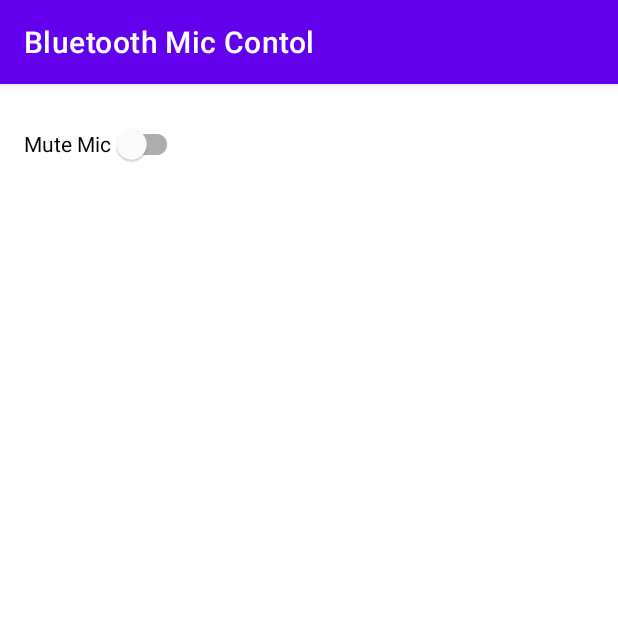
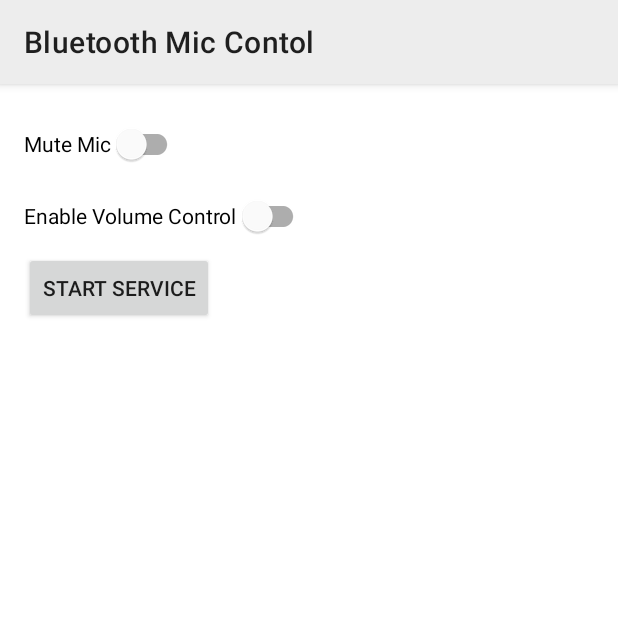
Before and after one commit to wiskiw/RemoveMicControl, an Android app: the screen it shows after launch (MainActivity), on a phone screen of 412 x 824 dp, the top half of it. Run offline under Robolectric (Android 15) with nearby library versions, the phone set to English and light mode, and no system bars; libraries missing offline, so code that uses them is left out: by.kirich1409.viewbindingdelegate; 5 statements that could not run were skipped.

Commit message:
Bugfix, ui improvements

```diff
--- a/android-app/app/src/main/AndroidManifest.xml
+++ b/android-app/app/src/main/AndroidManifest.xml
@@ -37,6 +37,7 @@
         </service>
 
         <receiver android:name=".service.MicVolumeControlToggleReceiver" />
+        <receiver android:name=".service.DismissControlsNotificationReceiver" />
 
     </application>
 
--- a/android-app/app/src/main/java/dev/wiskiw/bluetoothmiccontol/App.kt
+++ b/android-app/app/src/main/java/dev/wiskiw/bluetoothmiccontol/App.kt
@@ -1,13 +1,8 @@
 package dev.wiskiw.bluetoothmiccontol
 
 import android.app.Application
-import android.content.Intent
-import android.content.IntentFilter
-import android.media.MediaPlayer
 import dev.wiskiw.bluetoothmiccontol.di.appModule
 import dev.wiskiw.bluetoothmiccontol.di.viewModel
-import dev.wiskiw.bluetoothmiccontol.service.ControlsHandlerService
-import dev.wiskiw.bluetoothmiccontol.service.VolumeChangedReceiver
 import org.koin.android.ext.koin.androidContext
 import org.koin.android.ext.koin.androidLogger
 import org.koin.core.context.startKoin
@@ -23,7 +18,6 @@ class App : Application() {
         super.onCreate()
 
         setupDi()
-        setupMediaControlsWatcher()
     }
 
     private fun setupDi() {
@@ -35,17 +29,4 @@ class App : Application() {
             )
         }
     }
-
-    private fun setupMediaControlsWatcher() {
-        val startServiceIntent = Intent(this, ControlsHandlerService::class.java)
-        startForegroundService(startServiceIntent)
-
-        // https://stackoverflow.com/a/67796162
-        val mediaPlayer: MediaPlayer = MediaPlayer.create(this, R.raw.silence)
-//        mediaPlayer.isLooping = true
-        mediaPlayer.setOnCompletionListener { it.release() }
-        mediaPlayer.start()
-    }
-
-
 }
--- a/android-app/app/src/main/java/dev/wiskiw/bluetoothmiccontol/service/ControlActionHandler.kt
+++ b/android-app/app/src/main/java/dev/wiskiw/bluetoothmiccontol/service/ControlActionHandler.kt
@@ -4,5 +4,5 @@ import dev.wiskiw.bluetoothmiccontol.data.model.ControlAction
 
 interface ControlActionHandler {
 
-    fun handleAction(action: ControlAction)
+    fun handleAction(action: ControlAction): Boolean
 }
--- a/android-app/app/src/main/java/dev/wiskiw/bluetoothmiccontol/ui/main/MainViewModel.kt
+++ b/android-app/app/src/main/java/dev/wiskiw/bluetoothmiccontol/ui/main/MainViewModel.kt
@@ -15,13 +15,27 @@ class MainViewModel(
     private val _isMicOffFlow = MutableStateFlow(false)
     val isMicOffFlow = _isMicOffFlow.asStateFlow()
 
+    private val _isVolumeMicControlEnabledFlow = MutableStateFlow(false)
+    val isVolumeMicControlEnabledFlow = _isVolumeMicControlEnabledFlow.asStateFlow()
+
     init {
         micControlUseCase.getMicOffFlow()
             .onEach { _isMicOffFlow.value = it }
+            .launchIn(viewModelScope)
+
+        micControlUseCase.getVolumeMicControlEnabledFlow()
+            .onEach { _isVolumeMicControlEnabledFlow.value = it }
             .launchIn(viewModelScope)
     }
 
     fun onMuteMicSwitched(isChecked: Boolean) {
         micControlUseCase.muteMic(mute = isChecked)
     }
+
+    fun onEnableVolumeControlSwitched(isChecked: Boolean) {
+        micControlUseCase.setVolumeMicControlEnabled(enabled = isChecked)
+        if (!isChecked) {
+            micControlUseCase.muteMic(mute = false)
+        }
+    }
 }
--- a/android-app/app/src/main/res/layout/fragment_main.xml
+++ b/android-app/app/src/main/res/layout/fragment_main.xml
@@ -17,4 +17,21 @@
         app:layout_constraintTop_toTopOf="parent"
         tools:ignore="HardcodedText" />
 
+    <com.google.android.material.switchmaterial.SwitchMaterial
+        android:id="@+id/enableVolumeControlSwitch"
+        android:layout_width="wrap_content"
+        android:layout_height="wrap_content"
+        android:text="Enable Volume Control"
+        app:layout_constraintStart_toStartOf="parent"
+        app:layout_constraintTop_toBottomOf="@+id/muteMicSwitch"
+        tools:ignore="HardcodedText" />
+
+    <androidx.appcompat.widget.AppCompatButton
+        android:id="@+id/startServiceButton"
+        android:layout_width="wrap_content"
+        android:layout_height="wrap_content"
+        android:text="Start Service"
+        app:layout_constraintStart_toStartOf="parent"
+        app:layout_constraintTop_toBottomOf="@id/enableVolumeControlSwitch" />
+
 </androidx.constraintlayout.widget.ConstraintLayout>
--- a/android-app/app/src/main/res/values-night/themes.xml
+++ /dev/null
@@ -1,16 +0,0 @@
-<resources xmlns:tools="http://schemas.android.com/tools">
-    <!-- Base application theme. -->
-    <style name="Theme.BluetoothMicContol" parent="Theme.MaterialComponents.DayNight.DarkActionBar">
-        <!-- Primary brand color. -->
-        <item name="colorPrimary">@color/purple_200</item>
-        <item name="colorPrimaryVariant">@color/purple_700</item>
-        <item name="colorOnPrimary">@color/black</item>
-        <!-- Secondary brand color. -->
-        <item name="colorSecondary">@color/teal_200</item>
-        <item name="colorSecondaryVariant">@color/teal_200</item>
-        <item name="colorOnSecondary">@color/black</item>
-        <!-- Status bar color. -->
-        <item name="android:statusBarColor" tools:targetApi="l">?attr/colorPrimaryVariant</item>
-        <!-- Customize your theme here. -->
-    </style>
-</resources>
--- a/android-app/app/src/main/res/values/colors.xml
+++ b/android-app/app/src/main/res/values/colors.xml
@@ -1,10 +1,10 @@
 <?xml version="1.0" encoding="utf-8"?>
 <resources>
-    <color name="purple_200">#FFBB86FC</color>
-    <color name="purple_500">#FF6200EE</color>
-    <color name="purple_700">#FF3700B3</color>
-    <color name="teal_200">#FF03DAC5</color>
-    <color name="teal_700">#FF018786</color>
+    <color name="grey_300">#ededed</color>
+    <color name="grey_800">#424242</color>
+    <color name="blue_grey_700">#546e7a</color>
+
+
     <color name="black">#FF000000</color>
     <color name="white">#FFFFFFFF</color>
 </resources>
--- a/android-app/app/src/main/res/values/strings.xml
+++ b/android-app/app/src/main/res/values/strings.xml
@@ -3,7 +3,8 @@
 
     <string name="mic_control_notification_channel">Mic Controls Notifications</string>
     <string name="mic_control_notification_title">Mic Control</string>
-    <string name="mic_control_notification_message">…</string>
+    <string name="mic_control_notification_message_enabled">Volume mic control enabled</string>
+    <string name="mic_control_notification_message_disabled">Volume mic control disabled</string>
     <string name="mic_control_notification_action_enable_volume_control">Enable</string>
     <string name="mic_control_notification_action_disable_volume_control">Disable</string>
 </resources>
--- a/android-app/app/src/main/res/values/themes.xml
+++ b/android-app/app/src/main/res/values/themes.xml
@@ -1,16 +1,16 @@
 <resources xmlns:tools="http://schemas.android.com/tools">
     <!-- Base application theme. -->
-    <style name="Theme.BluetoothMicContol" parent="Theme.MaterialComponents.DayNight.DarkActionBar">
+    <style name="Theme.BluetoothMicContol" parent="Theme.MaterialComponents.DayNight">
         <!-- Primary brand color. -->
-        <item name="colorPrimary">@color/purple_500</item>
-        <item name="colorPrimaryVariant">@color/purple_700</item>
-        <item name="colorOnPrimary">@color/white</item>
+        <item name="colorPrimary">@color/grey_300</item>
+        <item name="colorPrimaryVariant">@color/grey_800</item>
+        <item name="colorOnPrimary">@color/black</item>
         <!-- Secondary brand color. -->
-        <item name="colorSecondary">@color/teal_200</item>
-        <item name="colorSecondaryVariant">@color/teal_700</item>
+        <item name="colorSecondary">@color/blue_grey_700</item>
+        <item name="colorSecondaryVariant">@color/blue_grey_700</item>
         <item name="colorOnSecondary">@color/black</item>
         <!-- Status bar color. -->
-        <item name="android:statusBarColor" tools:targetApi="l">?attr/colorPrimaryVariant</item>
+        <item name="android:statusBarColor" tools:targetApi="l">#bcbcbc</item>
         <!-- Customize your theme here. -->
     </style>
 </resources>
```
Also changed, not shown: android-app/app/src/main/java/dev/wiskiw/bluetoothmiccontol/data/repository/MicControlUseCase.kt (+14 -3 lines), android-app/app/src/main/java/dev/wiskiw/bluetoothmiccontol/service/ControlsHandlerService.kt (+32 -18 lines), android-app/app/src/main/java/dev/wiskiw/bluetoothmiccontol/service/DismissControlsNotificationReceiver.kt (added, +21 -0 lines), android-app/app/src/main/java/dev/wiskiw/bluetoothmiccontol/service/VolumeChangedReceiver.kt (+12 -11 lines), android-app/app/src/main/java/dev/wiskiw/bluetoothmiccontol/ui/main/MainFragment.kt (+17 -0 lines).
